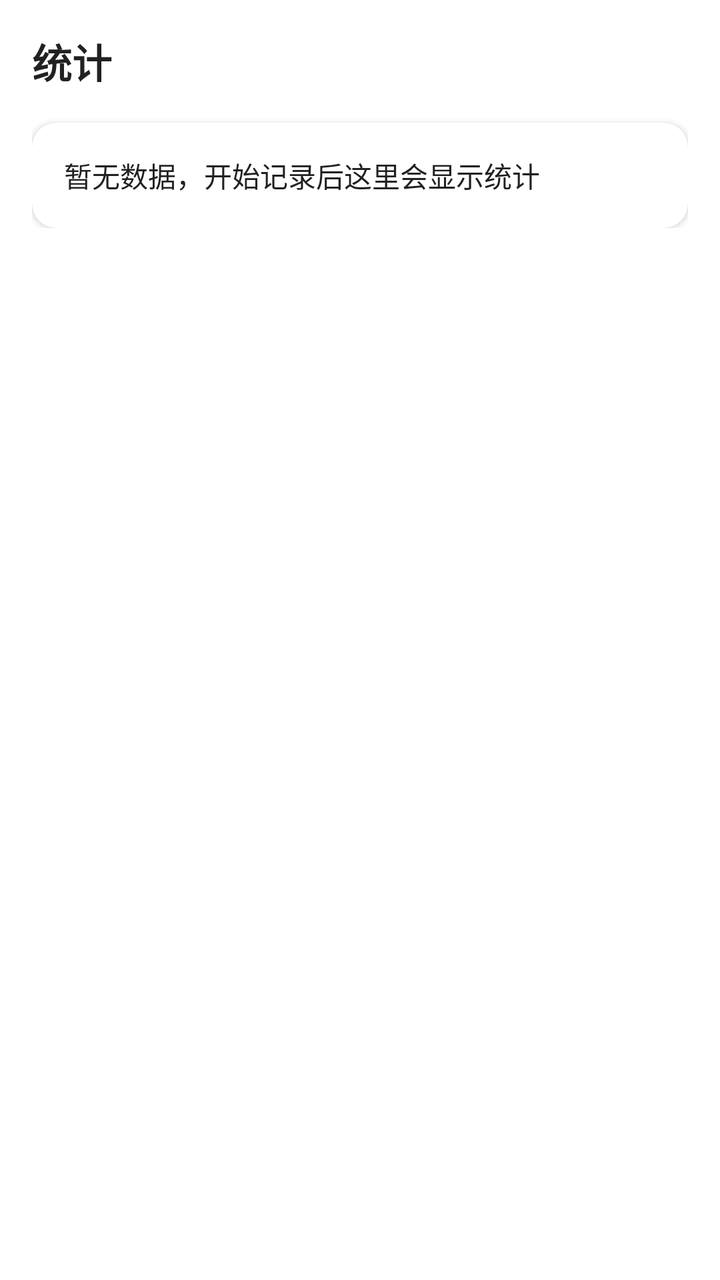
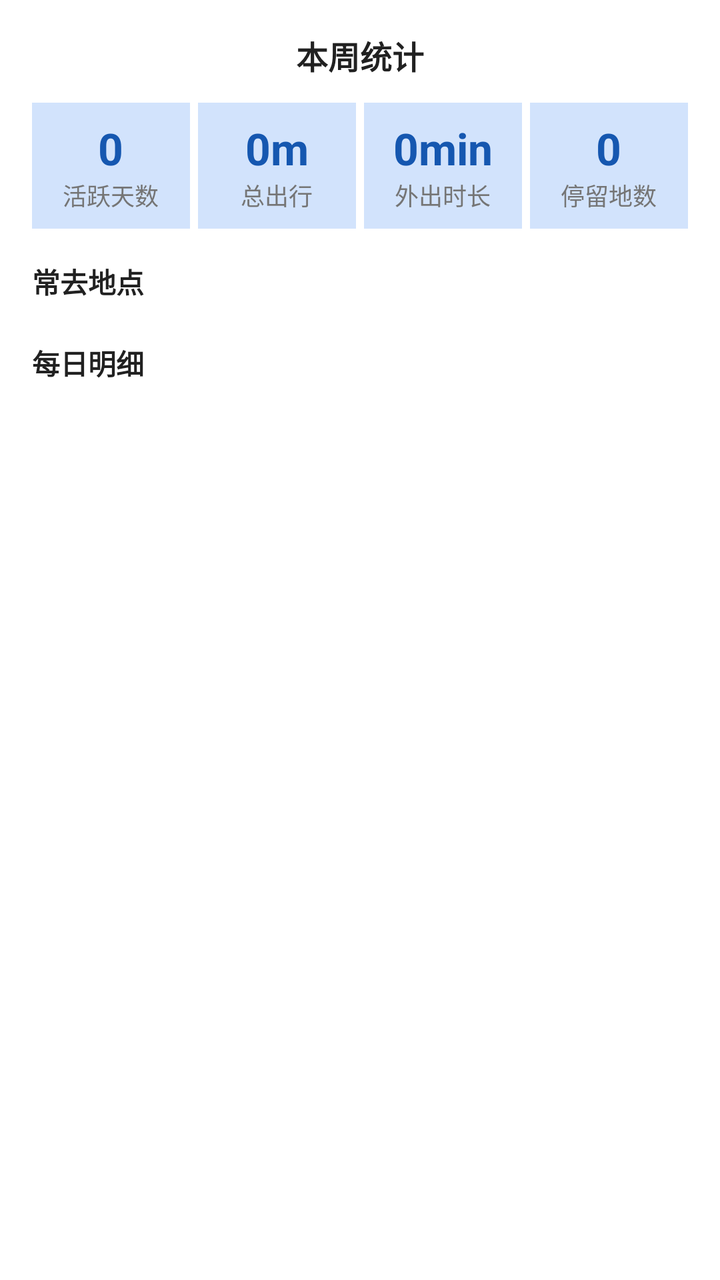

Compare the two renders of this Android layout. The source of the first and the diff that turns it into the second are given below.
<!-- AndroidManifest.xml: application theme Theme.LifeTrack -->
<!-- res/layout/fragment_stats.xml -->
<?xml version="1.0" encoding="utf-8"?>
<ScrollView
    xmlns:android="http://schemas.android.com/apk/res/android"
    android:layout_width="match_parent"
    android:layout_height="match_parent"
    android:padding="16dp">

    <LinearLayout
        android:layout_width="match_parent"
        android:layout_height="wrap_content"
        android:orientation="vertical">

        <TextView
            android:layout_width="wrap_content"
            android:layout_height="wrap_content"
            android:text="统计"
            android:textSize="20sp"
            android:textStyle="bold"
            android:textColor="@color/text_primary" />

        <com.google.android.material.card.MaterialCardView
            xmlns:app="http://schemas.android.com/apk/res-auto"
            android:layout_width="match_parent"
            android:layout_height="wrap_content"
            android:layout_marginTop="16dp"
            app:cardCornerRadius="12dp"
            app:cardElevation="2dp">

            <TextView
                android:id="@+id/tvWeeklySummary"
                android:layout_width="match_parent"
                android:layout_height="wrap_content"
                android:padding="16dp"
                android:text="暂无数据，开始记录后这里会显示统计"
                android:textSize="14sp"
                android:textColor="@color/text_primary"
                android:lineSpacingExtra="4dp" />

        </com.google.android.material.card.MaterialCardView>

    </LinearLayout>
</ScrollView>
<!-- resources referenced by this layout -->
<resources>
  <color name="text_primary">#212121</color>
  <style name="Theme.LifeTrack" parent="Theme.MaterialComponents.DayNight.NoActionBar">
          <item name="colorPrimary">@color/primary</item>
          <item name="colorPrimaryDark">@color/primary_dark</item>
          <item name="colorAccent">@color/accent</item>
          <item name="android:statusBarColor">@color/primary</item>
      </style>
  <color name="primary">#1A73E8</color>
  <color name="primary_dark">#1557B0</color>
  <color name="accent">#00C853</color>
</resources>

<!-- the commit's change to res/layout/fragment_stats.xml (unified diff, before → after) -->
@@ -3,40 +3,157 @@
     xmlns:android="http://schemas.android.com/apk/res/android"
     android:layout_width="match_parent"
     android:layout_height="match_parent"
-    android:padding="16dp">
+    android:fillViewport="true">
 
     <LinearLayout
         android:layout_width="match_parent"
         android:layout_height="wrap_content"
-        android:orientation="vertical">
+        android:orientation="vertical"
+        android:padding="16dp">
 
+        
         <TextView
-            android:layout_width="wrap_content"
+            android:id="@+id/tvWeekLabel"
+            android:layout_width="match_parent"
             android:layout_height="wrap_content"
-            android:text="统计"
-            android:textSize="20sp"
+            android:textSize="16sp"
+            android:textColor="@color/text_primary"
             android:textStyle="bold"
-            android:textColor="@color/text_primary" />
+            android:gravity="center"
+            android:text="本周统计" />
 
-        <com.google.android.material.card.MaterialCardView
-            xmlns:app="http://schemas.android.com/apk/res-auto"
+        
+        <LinearLayout
+            android:layout_width="match_parent"
+            android:layout_height="wrap_content"
+            android:orientation="horizontal"
+            android:layout_marginTop="12dp">
+
+            <LinearLayout
+                android:layout_width="0dp"
+                android:layout_height="wrap_content"
+                android:layout_weight="1"
+                android:orientation="vertical"
+                android:gravity="center"
+                android:padding="8dp"
+                android:background="@color/primary_light">
+                <TextView android:id="@+id/tvActiveDays"
+                    android:layout_width="wrap_content"
+                    android:layout_height="wrap_content"
+                    android:textSize="22sp"
+                    android:textStyle="bold"
+                    android:textColor="@color/primary_dark"
+                    android:text="0" />
+                <TextView android:layout_width="wrap_content"
+                    android:layout_height="wrap_content"
+                    android:textSize="12sp"
+                    android:textColor="@color/text_secondary"
+                    android:text="活跃天数" />
+            </LinearLayout>
+
+            <LinearLayout
+                android:layout_width="0dp"
+                android:layout_height="wrap_content"
+                android:layout_weight="1"
+                android:orientation="vertical"
+                android:gravity="center"
+                android:padding="8dp"
+                android:background="@color/primary_light"
+                android:layout_marginStart="4dp">
+                <TextView android:id="@+id/tvTotalDist"
+                    android:layout_width="wrap_content"
+                    android:layout_height="wrap_content"
+                    android:textSize="22sp"
+                    android:textStyle="bold"
+                    android:textColor="@color/primary_dark"
+                    android:text="0m" />
+                <TextView android:layout_width="wrap_content"
+                    android:layout_height="wrap_content"
+                    android:textSize="12sp"
+                    android:textColor="@color/text_secondary"
+                    android:text="总出行" />
+            </LinearLayout>
+
+            <LinearLayout
+                android:layout_width="0dp"
+                android:layout_height="wrap_content"
+                android:layout_weight="1"
+                android:orientation="vertical"
+                android:gravity="center"
+                android:padding="8dp"
+                android:background="@color/primary_light"
+                android:layout_marginStart="4dp">
+                <TextView android:id="@+id/tvTotalOutdoor"
+                    android:layout_width="wrap_content"
+                    android:layout_height="wrap_content"
+                    android:textSize="22sp"
+                    android:textStyle="bold"
+                    android:textColor="@color/primary_dark"
+                    android:text="0min" />
+                <TextView android:layout_width="wrap_content"
+                    android:layout_height="wrap_content"
+                    android:textSize="12sp"
+                    android:textColor="@color/text_secondary"
+                    android:text="外出时长" />
+            </LinearLayout>
+
+            <LinearLayout
+                android:layout_width="0dp"
+                android:layout_height="wrap_content"
+                android:layout_weight="1"
+                android:orientation="vertical"
+                android:gravity="center"
+                android:padding="8dp"
+                android:background="@color/primary_light"
+                android:layout_marginStart="4dp">
+                <TextView android:id="@+id/tvStayCount"
+                    android:layout_width="wrap_content"
+                    android:layout_height="wrap_content"
+                    android:textSize="22sp"
+                    android:textStyle="bold"
+                    android:textColor="@color/primary_dark"
+                    android:text="0" />
+                <TextView android:layout_width="wrap_content"
+                    android:layout_height="wrap_content"
+                    android:textSize="12sp"
+                    android:textColor="@color/text_secondary"
+                    android:text="停留地数" />
+            </LinearLayout>
+        </LinearLayout>
+
+        
+        <TextView
             android:layout_width="match_parent"
             android:layout_height="wrap_content"
             android:layout_marginTop="16dp"
-            app:cardCornerRadius="12dp"
-            app:cardElevation="2dp">
+            android:textSize="14sp"
+            android:textColor="@color/text_primary"
+            android:textStyle="bold"
+            android:text="常去地点" />
 
-            <TextView
-                android:id="@+id/tvWeeklySummary"
-                android:layout_width="match_parent"
-                android:layout_height="wrap_content"
-                android:padding="16dp"
-                android:text="暂无数据，开始记录后这里会显示统计"
-                android:textSize="14sp"
-                android:textColor="@color/text_primary"
-                android:lineSpacingExtra="4dp" />
+        <LinearLayout
+            android:id="@+id/layoutTopPlaces"
+            android:layout_width="match_parent"
+            android:layout_height="wrap_content"
+            android:layout_marginTop="4dp"
+            android:orientation="vertical" />
 
-        </com.google.android.material.card.MaterialCardView>
+        
+        <TextView
+            android:layout_width="match_parent"
+            android:layout_height="wrap_content"
+            android:layout_marginTop="16dp"
+            android:textSize="14sp"
+            android:textColor="@color/text_primary"
+            android:textStyle="bold"
+            android:text="每日明细" />
+
+        <LinearLayout
+            android:id="@+id/layoutDailyBreakdown"
+            android:layout_width="match_parent"
+            android:layout_height="wrap_content"
+            android:layout_marginTop="4dp"
+            android:orientation="vertical" />
 
     </LinearLayout>
 </ScrollView>
<!-- resource entries referenced after the edit -->
@@ -1,6 +1,9 @@
 <!-- resources referenced by this layout -->
 <resources>
+  <color name="primary_dark">#1557B0</color>
+  <color name="primary_light">#D2E3FC</color>
   <color name="text_primary">#212121</color>
+  <color name="text_secondary">#757575</color>
   <style name="Theme.LifeTrack" parent="Theme.MaterialComponents.DayNight.NoActionBar">
           <item name="colorPrimary">@color/primary</item>
           <item name="colorPrimaryDark">@color/primary_dark</item>
@@ -8,7 +11,6 @@
           <item name="android:statusBarColor">@color/primary</item>
       </style>
   <color name="primary">#1A73E8</color>
-  <color name="primary_dark">#1557B0</color>
   <color name="accent">#00C853</color>
 </resources>
 
